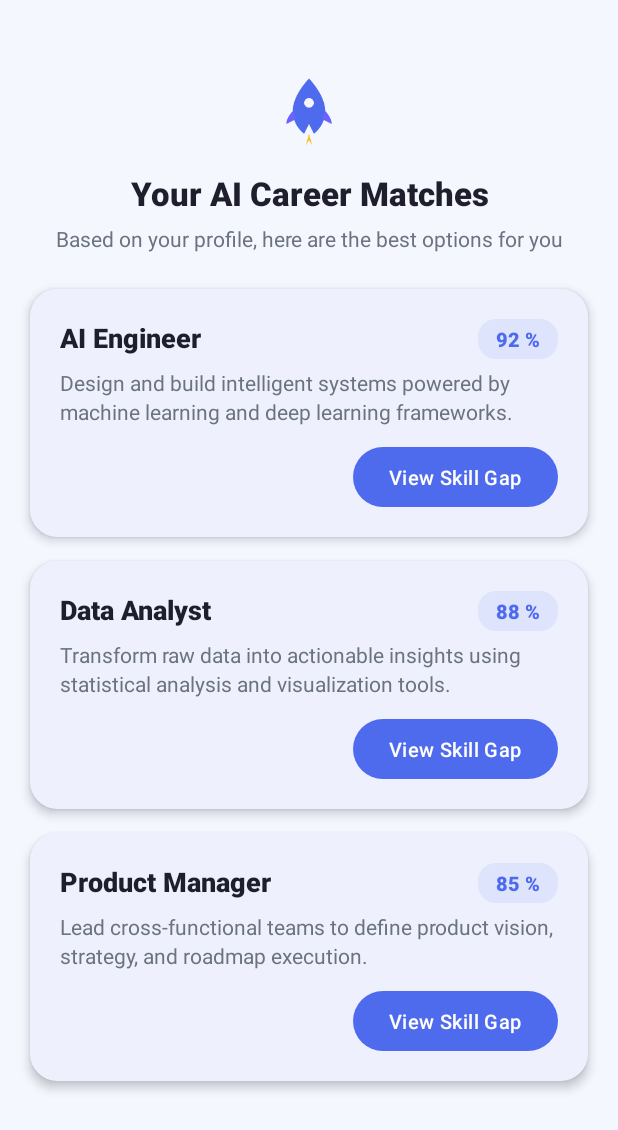
After one commit to NostalgiaSk/SmartCareer-AI-Career-Path-Predictor, an Android app built with Jetpack Compose: the CareerSuggestionsActivity screen opened directly, with no data from a screen before it, on a phone screen of 412 x 824 dp. The commit adds this screen. Shown: the top 1130 px of the screen. Run offline under Robolectric (Android 15) with nearby library versions, the phone set to English and light mode, and no system bars.

Commit message:
Created AI Career Suggestions Screen layout and logic

```diff
--- /dev/null
+++ b/app/src/main/java/com/hanin/smartcareer/Career.java
@@ -0,0 +1,37 @@
+package com.hanin.smartcareer;
+
+import java.io.Serializable;
+import java.util.ArrayList;
+
+public class Career implements Serializable {
+
+    private String careerName;
+    private int matchScore;
+    private String description;
+    private ArrayList<String> skillGaps;
+    private ArrayList<String> certifications;
+
+    /**
+     * @param careerName     Display name of the career path (e.g. "AI Engineer").
+     * @param matchScore     AI-computed match percentage (0 – 100).
+     * @param description    Brief explanation of why this career fits the student.
+     * @param skillGaps      Skills the student needs to acquire for this career.
+     * @param certifications Recommended certifications to strengthen the profile.
+     */
+    public Career(String careerName, int matchScore, String description,
+                  ArrayList<String> skillGaps, ArrayList<String> certifications) {
+        this.careerName     = careerName;
+        this.matchScore     = matchScore;
+        this.description    = description;
+        this.skillGaps      = skillGaps;
+        this.certifications = certifications;
+    }
+
+    // ── Getters ──────────────────────────────────────────────────────
+
+    public String getCareerName()              { return careerName; }
+    public int getMatchScore()                 { return matchScore; }
+    public String getDescription()             { return description; }
+    public ArrayList<String> getSkillGaps()    { return skillGaps; }
+    public ArrayList<String> getCertifications() { return certifications; }
+}
--- /dev/null
+++ b/app/src/main/java/com/hanin/smartcareer/CareerAdapter.java
@@ -0,0 +1,82 @@
+package com.hanin.smartcareer;
+
+import android.content.Context;
+import android.content.Intent;
+import android.view.LayoutInflater;
+import android.view.View;
+import android.view.ViewGroup;
+import android.widget.Button;
+import android.widget.TextView;
+
+import androidx.annotation.NonNull;
+import androidx.recyclerview.widget.RecyclerView;
+
+import java.util.List;
+
+public class CareerAdapter extends RecyclerView.Adapter<CareerAdapter.CareerViewHolder> {
+
+    private final List<Career> careers;
+    private final Context context;
+
+    /**
+     * @param context  Host activity context (used for Intent navigation).
+     * @param careers  Dataset produced by the AI matching engine.
+     */
+    public CareerAdapter(Context context, List<Career> careers) {
+        this.context = context;
+        this.careers = careers;
+    }
+
+    // ── ViewHolder ──────────────────────────────────────────────────
+
+    static class CareerViewHolder extends RecyclerView.ViewHolder {
+
+        final TextView tvCareerName;
+        final TextView tvMatchScore;
+        final TextView tvDescription;
+        final Button   btnViewSkillGap;
+
+        CareerViewHolder(@NonNull View itemView) {
+            super(itemView);
+            tvCareerName    = itemView.findViewById(R.id.tvCareerName);
+            tvMatchScore    = itemView.findViewById(R.id.tvMatchScore);
+            tvDescription   = itemView.findViewById(R.id.tvDescription);
+            btnViewSkillGap = itemView.findViewById(R.id.btnViewSkillGap);
+        }
+    }
+
+    // ── Adapter overrides ───────────────────────────────────────────
+
+    @NonNull
+    @Override
+    public CareerViewHolder onCreateViewHolder(@NonNull ViewGroup parent, int viewType) {
+        View view = LayoutInflater.from(parent.getContext())
+                .inflate(R.layout.item_career, parent, false);
+        return new CareerViewHolder(view);
+    }
+
+    @Override
+    public void onBindViewHolder(@NonNull CareerViewHolder holder, int position) {
+        Career career = careers.get(position);
+
+        holder.tvCareerName.setText(career.getCareerName());
+        holder.tvDescription.setText(career.getDescription());
+
+        // Format the match score as a styled percentage string
+        String scoreText = career.getMatchScore() + " %";
+        holder.tvMatchScore.setText(scoreText);
+
+        // Navigate to SkillGapActivity when the user taps the button,
+        // passing the full Career object for the detail screen to use.
+        holder.btnViewSkillGap.setOnClickListener(v -> {
+            Intent intent = new Intent(context, SkillGapActivity.class);
+            intent.putExtra("career_data", career);
+            context.startActivity(intent);
+        });
+    }
+
+    @Override
+    public int getItemCount() {
+        return careers != null ? careers.size() : 0;
+    }
+}
--- a/app/src/main/java/com/hanin/smartcareer/CareerProfileActivity.java
+++ b/app/src/main/java/com/hanin/smartcareer/CareerProfileActivity.java
@@ -1,6 +1,7 @@
 package com.hanin.smartcareer;
 
 
+import android.content.Intent;
 import android.os.Bundle;
 import android.widget.Button;
 import android.widget.Toast;
@@ -113,6 +114,10 @@ public class CareerProfileActivity extends AppCompatActivity {
 
             // Hand off to Firestore (placeholder)
             saveProfileToFirestore(skills, interests, gpa, projects);
+
+            // Navigate to the AI career suggestions screen
+            startActivity(new Intent(this, CareerSuggestionsActivity.class));
+            finish();
         }
     }
 
--- /dev/null
+++ b/app/src/main/java/com/hanin/smartcareer/CareerSuggestionsActivity.java
@@ -0,0 +1,121 @@
+package com.hanin.smartcareer;
+
+import android.os.Bundle;
+
+import androidx.appcompat.app.AppCompatActivity;
+import androidx.recyclerview.widget.LinearLayoutManager;
+import androidx.recyclerview.widget.RecyclerView;
+
+import java.util.ArrayList;
+import java.util.Arrays;
+import java.util.List;
+
+
+public class CareerSuggestionsActivity extends AppCompatActivity {
+
+    // ── View references ─────────────────────────────────────────────
+
+    private RecyclerView rvCareers;
+    private CareerAdapter careerAdapter;
+    private List<Career> careerList;
+
+    // ── Lifecycle ───────────────────────────────────────────────────
+
+    @Override
+    protected void onCreate(Bundle savedInstanceState) {
+        super.onCreate(savedInstanceState);
+        setContentView(R.layout.activity_career_suggestions);
+
+        initViews();
+        loadDummyCareers();
+        setupRecyclerView();
+
+        // Placeholder – swap with real Firestore call when backend is ready
+        fetchCareerSuggestionsFromFirestore();
+    }
+
+    // ── View initialisation ─────────────────────────────────────────
+
+    private void initViews() {
+        rvCareers = findViewById(R.id.rvCareers);
+    }
+
+    // ── RecyclerView setup ──────────────────────────────────────────
+
+    private void setupRecyclerView() {
+        careerAdapter = new CareerAdapter(this, careerList);
+        rvCareers.setLayoutManager(new LinearLayoutManager(this));
+        rvCareers.setAdapter(careerAdapter);
+    }
+
+    // ── Dummy AI-generated career data ──────────────────────────────
+
+
+    private void loadDummyCareers() {
+        careerList = new ArrayList<>();
+
+        careerList.add(new Career(
+                "AI Engineer",
+                92,
+                "Design and build intelligent systems powered by machine learning and deep learning frameworks.",
+                new ArrayList<>(Arrays.asList("TensorFlow", "PyTorch", "MLOps")),
+                new ArrayList<>(Arrays.asList("Google ML Engineer", "AWS ML Specialty"))
+        ));
+
+        careerList.add(new Career(
+                "Data Analyst",
+                88,
+                "Transform raw data into actionable insights using statistical analysis and visualization tools.",
+                new ArrayList<>(Arrays.asList("SQL", "Power BI", "Pandas")),
+                new ArrayList<>(Arrays.asList("Google Data Analytics", "IBM Data Analyst"))
+        ));
+
+        careerList.add(new Career(
+                "Product Manager",
+                85,
+                "Lead cross-functional teams to define product vision, strategy, and roadmap execution.",
+                new ArrayList<>(Arrays.asList("Agile / Scrum", "User Research", "A/B Testing")),
+                new ArrayList<>(Arrays.asList("Certified Scrum Product Owner", "PMI-ACP"))
+        ));
+    }
+
+    // ── Firestore Integration (placeholder) ─────────────────────────
+
+    /**
+     * Placeholder for loading career suggestions from Cloud Firestore.
+     * <p>
+     * Integration steps:
+     * <ol>
+     *   <li>Add the Firebase Firestore SDK to {@code build.gradle}:
+     *       {@code implementation 'com.google.firebase:firebase-firestore'}.</li>
+     *
+     *   <li>Obtain the current user's UID from Firebase Auth:
+     *       {@code String uid = FirebaseAuth.getInstance().getCurrentUser().getUid();}.</li>
+     *
+     *   <li>Query the user's personalised career matches:
+     *       <pre>
+     *       FirebaseFirestore db = FirebaseFirestore.getInstance();
+     *       db.collection("career_suggestions")
+     *         .whereEqualTo("userId", uid)
+     *         .orderBy("matchScore", Query.Direction.DESCENDING)
+     *         .get()
+     *         .addOnSuccessListener(querySnapshot -> {
+     *             careerList.clear();
+     *             for (DocumentSnapshot doc : querySnapshot) {
+     *                 Career c = doc.toObject(Career.class);
+     *                 careerList.add(c);
+     *             }
+     *             careerAdapter.notifyDataSetChanged();
+     *         })
+     *         .addOnFailureListener(e -> {
+     *             // Show error state or retry prompt
+     *         });
+     *       </pre></li>
+     *
+     *   <li>Optionally show a loading spinner while the query is in flight.</li>
+     * </ol>
+     */
+    private void fetchCareerSuggestionsFromFirestore() {
+        // TODO: Replace loadDummyCareers() call with the Firestore query above.
+    }
+}
--- /dev/null
+++ b/app/src/main/java/com/hanin/smartcareer/SkillGapActivity.java
@@ -0,0 +1,26 @@
+package com.hanin.smartcareer;
+
+import android.os.Bundle;
+
+import androidx.appcompat.app.AppCompatActivity;
+
+/**
+ * Stub activity for the Skill Gap detail screen.
+ *
+ * Receives a {@link Career} object via Intent extra "career_data".
+ * A full implementation would display the skill gaps and recommended
+ * certifications for the selected career.
+ */
+public class SkillGapActivity extends AppCompatActivity {
+
+    @Override
+    protected void onCreate(Bundle savedInstanceState) {
+        super.onCreate(savedInstanceState);
+
+        // Retrieve the Career object passed from CareerSuggestionsActivity
+        Career career = (Career) getIntent().getSerializableExtra("career_data");
+
+        // TODO: inflate layout and display career.getSkillGaps()
+        //       and career.getCertifications() in a dedicated UI.
+    }
+}
--- /dev/null
+++ b/app/src/main/res/drawable/bg_card_button.xml
@@ -0,0 +1,19 @@
+<?xml version="1.0" encoding="utf-8"?>
+<!-- Gradient shape for card action buttons: same indigo → blue brand gradient, pill-shaped -->
+<shape xmlns:android="http://schemas.android.com/apk/res/android"
+    android:shape="rectangle">
+
+    <gradient
+        android:angle="0"
+        android:startColor="@color/sc_gradient_start"
+        android:endColor="@color/sc_gradient_end"
+        android:type="linear" />
+
+    <corners android:radius="20dp" />
+
+    <padding
+        android:left="20dp"
+        android:top="8dp"
+        android:right="20dp"
+        android:bottom="8dp" />
+</shape>
--- /dev/null
+++ b/app/src/main/res/drawable/bg_card_button_ripple.xml
@@ -0,0 +1,7 @@
+<?xml version="1.0" encoding="utf-8"?>
+<!-- Ripple wrapper for card action buttons — provides Material-style touch feedback -->
+<ripple xmlns:android="http://schemas.android.com/apk/res/android"
+    android:color="#33FFFFFF">
+
+    <item android:drawable="@drawable/bg_card_button" />
+</ripple>
--- /dev/null
+++ b/app/src/main/res/drawable/bg_match_score_badge.xml
@@ -0,0 +1,15 @@
+<?xml version="1.0" encoding="utf-8"?>
+<!-- Semi-transparent indigo pill badge used to display the AI match percentage -->
+<shape xmlns:android="http://schemas.android.com/apk/res/android"
+    android:shape="rectangle">
+
+    <solid android:color="@color/sc_score_badge_bg" />
+
+    <corners android:radius="12dp" />
+
+    <padding
+        android:left="12dp"
+        android:top="4dp"
+        android:right="12dp"
+        android:bottom="4dp" />
+</shape>
--- /dev/null
+++ b/app/src/main/res/layout/activity_career_suggestions.xml
@@ -0,0 +1,72 @@
+<?xml version="1.0" encoding="utf-8"?>
+
+<androidx.constraintlayout.widget.ConstraintLayout
+    xmlns:android="http://schemas.android.com/apk/res/android"
+    xmlns:app="http://schemas.android.com/apk/res-auto"
+    xmlns:tools="http://schemas.android.com/tools"
+    android:layout_width="match_parent"
+    android:layout_height="match_parent"
+    android:background="@color/sc_background"
+    tools:context=".CareerSuggestionsActivity">
+
+    <!-- ── Header section ────────────────────────────────────────── -->
+
+    <ImageView
+        android:id="@+id/ivLogo"
+        android:layout_width="52dp"
+        android:layout_height="52dp"
+        android:layout_marginTop="48dp"
+        android:contentDescription="@string/app_name"
+        android:src="@drawable/ic_smartcareer_logo"
+        app:layout_constraintEnd_toEndOf="parent"
+        app:layout_constraintStart_toStartOf="parent"
+        app:layout_constraintTop_toTopOf="parent" />
+
+    <TextView
+        android:id="@+id/tvTitle"
+        android:layout_width="wrap_content"
+        android:layout_height="wrap_content"
+        android:layout_marginTop="14dp"
+        android:fontFamily="sans-serif-medium"
+        android:gravity="center"
+        android:text="@string/career_suggestions_title"
+        android:textColor="@color/sc_text_primary"
+        android:textSize="22sp"
+        android:textStyle="bold"
+        app:layout_constraintEnd_toEndOf="parent"
+        app:layout_constraintStart_toStartOf="parent"
+        app:layout_constraintTop_toBottomOf="@id/ivLogo" />
+
+    <TextView
+        android:id="@+id/tvSubtitle"
+        android:layout_width="0dp"
+        android:layout_height="wrap_content"
+        android:layout_marginStart="28dp"
+        android:layout_marginTop="6dp"
+        android:layout_marginEnd="28dp"
+        android:fontFamily="sans-serif"
+        android:gravity="center"
+        android:text="@string/career_suggestions_subtitle"
+        android:textColor="@color/sc_text_secondary"
+        android:textSize="14sp"
+        app:layout_constraintEnd_toEndOf="parent"
+        app:layout_constraintStart_toStartOf="parent"
+        app:layout_constraintTop_toBottomOf="@id/tvTitle" />
+
+    <!-- ── Career list (fills remaining space below the header) ──── -->
+
+    <androidx.recyclerview.widget.RecyclerView
+        android:id="@+id/rvCareers"
+        android:layout_width="0dp"
+        android:layout_height="0dp"
+        android:layout_marginTop="20dp"
+        android:clipToPadding="false"
+        android:paddingTop="4dp"
+        android:paddingBottom="24dp"
+        android:overScrollMode="never"
+        app:layout_constraintBottom_toBottomOf="parent"
+        app:layout_constraintEnd_toEndOf="parent"
+        app:layout_constraintStart_toStartOf="parent"
+        app:layout_constraintTop_toBottomOf="@id/tvSubtitle" />
+
+</androidx.constraintlayout.widget.ConstraintLayout>
--- /dev/null
+++ b/app/src/main/res/layout/item_career.xml
@@ -0,0 +1,90 @@
+<?xml version="1.0" encoding="utf-8"?>
+
+
+<com.google.android.material.card.MaterialCardView
+    xmlns:android="http://schemas.android.com/apk/res/android"
+    xmlns:app="http://schemas.android.com/apk/res-auto"
+    xmlns:tools="http://schemas.android.com/tools"
+    android:id="@+id/cardCareer"
+    android:layout_width="match_parent"
+    android:layout_height="wrap_content"
+    android:layout_marginStart="20dp"
+    android:layout_marginEnd="20dp"
+    android:layout_marginBottom="16dp"
+    app:cardCornerRadius="18dp"
+    app:cardElevation="4dp"
+    app:cardBackgroundColor="@color/sc_surface"
+    app:strokeWidth="0dp">
+
+    <androidx.constraintlayout.widget.ConstraintLayout
+        android:layout_width="match_parent"
+        android:layout_height="wrap_content"
+        android:padding="20dp">
+
+        <!-- ── Match score badge (top-end corner) ────────────────── -->
+        <TextView
+            android:id="@+id/tvMatchScore"
+            android:layout_width="wrap_content"
+            android:layout_height="wrap_content"
+            android:background="@drawable/bg_match_score_badge"
+            android:fontFamily="sans-serif-medium"
+            android:textColor="@color/sc_primary"
+            android:textSize="13sp"
+            android:textStyle="bold"
+            tools:text="92 %"
+            app:layout_constraintEnd_toEndOf="parent"
+            app:layout_constraintTop_toTopOf="parent" />
+
+        <!-- ── Career name ───────────────────────────────────────── -->
+        <TextView
+            android:id="@+id/tvCareerName"
+            android:layout_width="0dp"
+            android:layout_height="wrap_content"
+            android:layout_marginEnd="12dp"
+            android:fontFamily="sans-serif-medium"
+            android:textColor="@color/sc_text_primary"
+            android:textSize="18sp"
+            android:textStyle="bold"
+            tools:text="AI Engineer"
+            app:layout_constraintEnd_toStartOf="@id/tvMatchScore"
+            app:layout_constraintStart_toStartOf="parent"
+            app:layout_constraintTop_toTopOf="parent" />
+
+        <!-- ── Short description (max 2 lines) ───────────────────── -->
+        <TextView
+            android:id="@+id/tvDescription"
+            android:layout_width="0dp"
+            android:layout_height="wrap_content"
+            android:layout_marginTop="8dp"
+            android:ellipsize="end"
+            android:fontFamily="sans-serif"
+            android:lineSpacingExtra="3dp"
+            android:maxLines="2"
+            android:textColor="@color/sc_text_secondary"
+            android:textSize="14sp"
+            tools:text="Design and build intelligent systems using machine learning and deep learning frameworks."
+            app:layout_constraintEnd_toEndOf="parent"
+            app:layout_constraintStart_toStartOf="parent"
+            app:layout_constraintTop_toBottomOf="@id/tvCareerName" />
+
+        <!-- ── "View Skill Gap" action button ────────────────────── -->
+        <Button
+            android:id="@+id/btnViewSkillGap"
+            android:layout_width="wrap_content"
+            android:layout_height="40dp"
+            android:layout_marginTop="14dp"
+            android:background="@drawable/bg_card_button_ripple"
+            android:fontFamily="sans-serif-medium"
+            android:letterSpacing="0.02"
+            android:minWidth="0dp"
+            android:stateListAnimator="@null"
+            android:text="@string/btn_view_skill_gap"
+            android:textAllCaps="false"
+            android:textColor="@color/white"
+            android:textSize="13sp"
+            app:layout_constraintEnd_toEndOf="parent"
+            app:layout_constraintTop_toBottomOf="@id/tvDescription" />
+
+    </androidx.constraintlayout.widget.ConstraintLayout>
+
+</com.google.android.material.card.MaterialCardView>
--- a/app/src/main/res/values/colors.xml
+++ b/app/src/main/res/values/colors.xml
@@ -28,6 +28,7 @@
     <!-- Semantic colors -->
     <color name="sc_error">#EF4444</color>            <!-- Validation error red         -->
     <color name="sc_divider">#E5E7EB</color>          <!-- Subtle divider / border      -->
+    <color name="sc_score_badge_bg">#1A4F6BED</color>   <!-- 10 % opacity primary – badge  -->
 
     <!-- Legacy colors (kept for compatibility) -->
     <color name="purple_200">#FFBB86FC</color>
--- a/app/src/main/res/values/strings.xml
+++ b/app/src/main/res/values/strings.xml
@@ -82,4 +82,15 @@
     <!-- Toast messages (placeholder) -->
     <string name="toast_profile_saved">Profile saved successfully!</string>
 
+    <!-- ============================================================= -->
+    <!-- Career Suggestions Screen Strings                             -->
+    <!-- ============================================================= -->
+
+    <!-- Headings -->
+    <string name="career_suggestions_title">Your AI Career Matches</string>
+    <string name="career_suggestions_subtitle">Based on your profile, here are the best options for you</string>
+
+    <!-- Button -->
+    <string name="btn_view_skill_gap">View Skill Gap</string>
+
 </resources>
```
Also changed, not shown: app/src/main/AndroidManifest.xml (+14 -0 lines).
